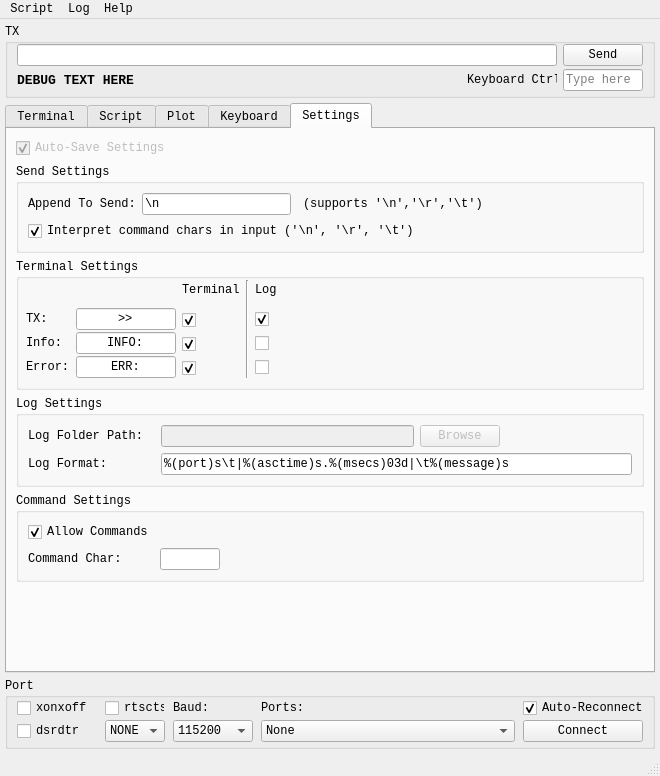
careweather/SerialKiller, file ui_files/serial_killer_main_window.ui: the form before one commit.
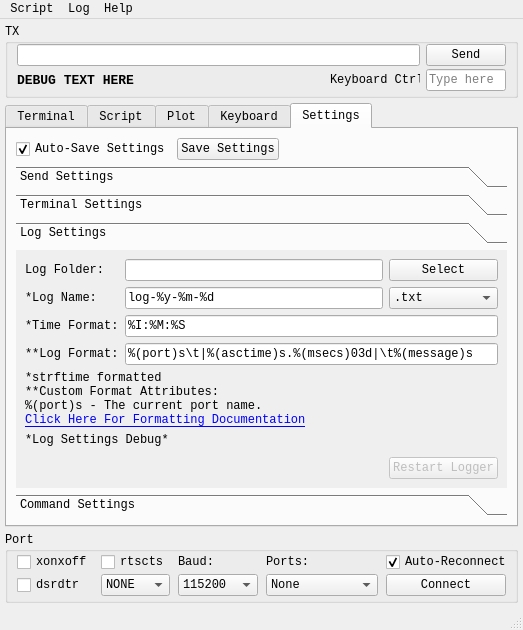
The form after the commit. The open tabs and pages were chosen to show the change. Custom widgets are drawn as their Qt base class.

Commit message: I forgot to commit before logging stuffffff

Patch:
```diff
--- a/ui_files/serial_killer_main_window.ui
+++ b/ui_files/serial_killer_main_window.ui
@@ -6,8 +6,8 @@
    <rect>
     <x>0</x>
     <y>0</y>
-    <width>660</width>
-    <height>776</height>
+    <width>492</width>
+    <height>630</height>
    </rect>
   </property>
   <property name="palette">
@@ -187,7 +187,7 @@
        <item row="2" column="3">
         <widget class="QComboBox" name="comboBox_port">
          <property name="sizePolicy">
-          <sizepolicy hsizetype="Maximum" vsizetype="Fixed">
+          <sizepolicy hsizetype="Expanding" vsizetype="Fixed">
            <horstretch>0</horstretch>
            <verstretch>0</verstretch>
           </sizepolicy>
@@ -214,7 +214,7 @@
        <item row="1" column="1">
         <widget class="QCheckBox" name="checkBox_rtscts">
          <property name="sizePolicy">
-          <sizepolicy hsizetype="Minimum" vsizetype="Maximum">
+          <sizepolicy hsizetype="Maximum" vsizetype="Maximum">
            <horstretch>0</horstretch>
            <verstretch>0</verstretch>
           </sizepolicy>
@@ -227,7 +227,7 @@
          </property>
          <property name="maximumSize">
           <size>
-           <width>60</width>
+           <width>10000</width>
            <height>16777215</height>
           </size>
          </property>
@@ -246,7 +246,7 @@
          </property>
          <property name="maximumSize">
           <size>
-           <width>80</width>
+           <width>10000</width>
            <height>16777215</height>
           </size>
          </property>
@@ -257,6 +257,12 @@
        </item>
        <item row="1" column="3">
         <widget class="QLabel" name="label_port">
+         <property name="sizePolicy">
+          <sizepolicy hsizetype="Minimum" vsizetype="Preferred">
+           <horstretch>0</horstretch>
+           <verstretch>0</verstretch>
+          </sizepolicy>
+         </property>
          <property name="text">
           <string>Ports:</string>
          </property>
@@ -265,7 +271,7 @@
        <item row="2" column="1">
         <widget class="QComboBox" name="comboBox_parity">
          <property name="sizePolicy">
-          <sizepolicy hsizetype="Preferred" vsizetype="Maximum">
+          <sizepolicy hsizetype="Maximum" vsizetype="Maximum">
            <horstretch>0</horstretch>
            <verstretch>0</verstretch>
           </sizepolicy>
@@ -278,7 +284,7 @@
          </property>
          <property name="maximumSize">
           <size>
-           <width>60</width>
+           <width>10000</width>
            <height>16777215</height>
           </size>
          </property>
@@ -311,9 +317,15 @@
        </item>
        <item row="1" column="2">
         <widget class="QLabel" name="label_baud">
+         <property name="sizePolicy">
+          <sizepolicy hsizetype="Maximum" vsizetype="Preferred">
+           <horstretch>0</horstretch>
+           <verstretch>0</verstretch>
+          </sizepolicy>
+         </property>
          <property name="maximumSize">
           <size>
-           <width>60</width>
+           <width>1000</width>
            <height>16777215</height>
           </size>
          </property>
@@ -366,6 +378,12 @@
        </item>
        <item row="2" column="2">
         <widget class="QComboBox" name="comboBox_baud">
+         <property name="sizePolicy">
+          <sizepolicy hsizetype="Maximum" vsizetype="Fixed">
+           <horstretch>0</horstretch>
+           <verstretch>0</verstretch>
+          </sizepolicy>
+         </property>
          <property name="minimumSize">
           <size>
            <width>80</width>
@@ -374,7 +392,7 @@
          </property>
          <property name="maximumSize">
           <size>
-           <width>60</width>
+           <width>1000</width>
            <height>16777215</height>
           </size>
          </property>
@@ -435,7 +453,7 @@
          </property>
          <property name="maximumSize">
           <size>
-           <width>80</width>
+           <width>10000</width>
            <height>16777215</height>
           </size>
          </property>
@@ -450,7 +468,7 @@
     <item row="2" column="0">
      <widget class="QTabWidget" name="tabWidget">
       <property name="currentIndex">
-       <number>1</number>
+       <number>4</number>
       </property>
       <property name="elideMode">
        <enum>Qt::ElideNone</enum>
@@ -691,7 +709,7 @@
        </attribute>
        <layout class="QGridLayout" name="gridLayout_9">
         <item row="2" column="0">
-         <widget class="QPushButton" name="pushButton_3">
+         <widget class="QPushButton" name="pushButton_clear_plot">
           <property name="text">
            <string>Clear Plot</string>
           </property>
@@ -866,168 +884,223 @@
         <string>Settings</string>
        </attribute>
        <layout class="QGridLayout" name="gridLayout_12">
+        <item row="0" column="1">
+         <widget class="QPushButton" name="pushButton_save_settings">
+          <property name="sizePolicy">
+           <sizepolicy hsizetype="Maximum" vsizetype="Fixed">
+            <horstretch>0</horstretch>
+            <verstretch>0</verstretch>
+           </sizepolicy>
+          </property>
+          <property name="text">
+           <string>Save Settings</string>
+          </property>
+         </widget>
+        </item>
+        <item row="0" column="2">
+         <spacer name="horizontalSpacer_3">
+          <property name="orientation">
+           <enum>Qt::Horizontal</enum>
+          </property>
+          <property name="sizeHint" stdset="0">
+           <size>
+            <width>40</width>
+            <height>20</height>
+           </size>
+          </property>
+         </spacer>
+        </item>
+        <item row="1" column="0" colspan="4">
+         <widget class="QToolBox" name="toolBox">
+          <property name="currentIndex">
+           <number>2</number>
+          </property>
+          <widget class="QWidget" name="page_send_settings">
+           <property name="geometry">
+            <rect>
+             <x>0</x>
+             <y>0</y>
+             <width>552</width>
+             <height>211</height>
+            </rect>
+           </property>
+           <attribute name="label">
+            <string>Send Settings</string>
+           </attribute>
+           <layout class="QGridLayout" name="gridLayout_13">
+            <item row="0" column="3" rowspan="2">
+             <spacer name="horizontalSpacer_5">
+              <property name="orientation">
+               <enum>Qt::Horizontal</enum>
+              </property>
+              <property name="sizeHint" stdset="0">
+               <size>
+                <width>112</width>
+                <height>42</height>
+               </size>
+              </property>
+             </spacer>
+            </item>
+            <item row="0" column="1">
+             <widget class="QLineEdit" name="lineEdit_append_to_send">
+              <property name="enabled">
+               <bool>true</bool>
+              </property>
+              <property name="text">
+               <string>\n</string>
+              </property>
+             </widget>
+            </item>
+            <item row="0" column="0">
+             <widget class="QLabel" name="label_13">
+              <property name="text">
+               <string>Append To TX:</string>
+              </property>
+             </widget>
+            </item>
+            <item row="0" column="2">
+             <widget class="QLabel" name="label_14">
+              <property name="text">
+               <string>(supports '\n','\r','\t')</string>
+              </property>
+             </widget>
+            </item>
+            <item row="1" column="0" colspan="3">
+             <widget class="QCheckBox" name="checkBox_interpret_escape">
+              <property name="text">
+               <string>Interpret ('\n', '\r', '\t') in input as control char</string>
+              </property>
+              <property name="checked">
+               <bool>true</bool>
+              </property>
+             </widget>
+            </item>
         <item row="2" column="0">
-         <widget class="QGroupBox" name="groupBox_3">
-          <property name="title">
+             <spacer name="verticalSpacer_4">
+              <property name="orientation">
+               <enum>Qt::Vertical</enum>
+              </property>
+              <property name="sizeHint" stdset="0">
+               <size>
+                <width>20</width>
+                <height>40</height>
+               </size>
+              </property>
+             </spacer>
+            </item>
+           </layout>
+          </widget>
+          <widget class="QWidget" name="page_terminal_settings">
+           <property name="geometry">
+            <rect>
+             <x>0</x>
+             <y>0</y>
+             <width>458</width>
+             <height>250</height>
+            </rect>
+           </property>
+           <attribute name="label">
            <string>Terminal Settings</string>
-          </property>
-          <layout class="QGridLayout" name="gridLayout_10">
-           <property name="leftMargin">
-            <number>7</number>
-           </property>
-           <property name="topMargin">
-            <number>1</number>
-           </property>
-           <property name="verticalSpacing">
-            <number>2</number>
-           </property>
-           <item row="8" column="2">
-            <widget class="QCheckBox" name="checkBox_info_include_terminal">
-             <property name="minimumSize">
-              <size>
-               <width>0</width>
-               <height>20</height>
-              </size>
-             </property>
-             <property name="layoutDirection">
-              <enum>Qt::LeftToRight</enum>
-             </property>
+           </attribute>
+           <layout class="QGridLayout" name="gridLayout_6">
+            <item row="0" column="1">
+             <widget class="QLabel" name="label_17">
              <property name="text">
-              <string/>
-             </property>
-             <property name="checked">
-              <bool>true</bool>
+               <string>Prepend *</string>
+              </property>
+              <property name="alignment">
+               <set>Qt::AlignCenter</set>
              </property>
             </widget>
            </item>
-           <item row="1" column="4">
-            <widget class="QLabel" name="label_12">
-             <property name="sizePolicy">
-              <sizepolicy hsizetype="Maximum" vsizetype="Preferred">
-               <horstretch>0</horstretch>
-               <verstretch>0</verstretch>
-              </sizepolicy>
-             </property>
+            <item row="1" column="3" rowspan="3">
+             <widget class="QCheckBox" name="checkBox_output_include_log">
              <property name="text">
               <string>Log</string>
              </property>
-            </widget>
-           </item>
-           <item row="6" column="2">
-            <widget class="QCheckBox" name="checkBox_output_include_terminal">
+              <property name="checked">
+               <bool>true</bool>
+              </property>
+             </widget>
+            </item>
+            <item row="4" column="1" rowspan="2">
+             <widget class="QLineEdit" name="lineEdit_info_chr">
              <property name="minimumSize">
               <size>
                <width>0</width>
                <height>20</height>
               </size>
              </property>
-             <property name="layoutDirection">
-              <enum>Qt::LeftToRight</enum>
+              <property name="maximumSize">
+               <size>
+                <width>100</width>
+                <height>100</height>
+               </size>
              </property>
              <property name="text">
               <string/>
              </property>
-             <property name="checked">
-              <bool>true</bool>
+              <property name="alignment">
+               <set>Qt::AlignCenter</set>
              </property>
             </widget>
            </item>
-           <item row="10" column="2">
-            <widget class="QCheckBox" name="checkBox_error_include_terminal">
+            <item row="1" column="1" rowspan="3">
+             <widget class="QLineEdit" name="lineEdit_tx_chr">
              <property name="minimumSize">
               <size>
                <width>0</width>
                <height>20</height>
               </size>
              </property>
-             <property name="layoutDirection">
-              <enum>Qt::LeftToRight</enum>
+              <property name="maximumSize">
+               <size>
+                <width>100</width>
+                <height>100</height>
+               </size>
              </property>
              <property name="text">
-              <string/>
-             </property>
-             <property name="checked">
-              <bool>true</bool>
+               <string>-&gt;</string>
+              </property>
+              <property name="alignment">
+               <set>Qt::AlignCenter</set>
              </property>
             </widget>
            </item>
-           <item row="7" column="0" rowspan="2">
+            <item row="4" column="0">
             <widget class="QLabel" name="label_8">
              <property name="text">
               <string>Info:</string>
              </property>
-            </widget>
-           </item>
-           <item row="1" column="5">
-            <spacer name="horizontalSpacer">
-             <property name="orientation">
-              <enum>Qt::Horizontal</enum>
-             </property>
-             <property name="sizeHint" stdset="0">
-              <size>
-               <width>40</width>
-               <height>20</height>
-              </size>
-             </property>
-            </spacer>
-           </item>
-           <item row="9" column="0" rowspan="2">
-            <widget class="QLabel" name="label_10">
-             <property name="text">
-              <string>Error:</string>
-             </property>
-            </widget>
-           </item>
-           <item row="5" column="0" rowspan="2">
+              <property name="alignment">
+               <set>Qt::AlignRight|Qt::AlignTrailing|Qt::AlignVCenter</set>
+              </property>
+             </widget>
+            </item>
+            <item row="1" column="0">
             <widget class="QLabel" name="label_7">
              <property name="text">
               <string>TX:</string>
              </property>
-            </widget>
-           </item>
-           <item row="6" column="4">
-            <widget class="QCheckBox" name="checkBox_output_include_log">
-             <property name="text">
-              <string/>
-             </property>
-             <property name="checked">
-              <bool>true</bool>
-             </property>
-            </widget>
-           </item>
-           <item row="8" column="4">
-            <widget class="QCheckBox" name="checkBox_info_include_log">
-             <property name="text">
-              <string/>
-             </property>
-             <property name="checked">
-              <bool>false</bool>
-             </property>
-            </widget>
-           </item>
-           <item row="5" column="1" rowspan="2">
-            <widget class="QLineEdit" name="lineEdit_tx_chr">
-             <property name="minimumSize">
-              <size>
-               <width>0</width>
-               <height>20</height>
-              </size>
-             </property>
-             <property name="maximumSize">
-              <size>
-               <width>100</width>
-               <height>100</height>
-              </size>
-             </property>
-             <property name="text">
-              <string>&gt;&gt;</string>
-             </property>
              <property name="alignment">
-              <set>Qt::AlignCenter</set>
+               <set>Qt::AlignRight|Qt::AlignTrailing|Qt::AlignVCenter</set>
              </property>
             </widget>
            </item>
-           <item row="9" column="1" rowspan="2">
+            <item row="0" column="5" rowspan="2">
+             <spacer name="horizontalSpacer">
+              <property name="orientation">
+               <enum>Qt::Horizontal</enum>
+              </property>
+              <property name="sizeHint" stdset="0">
+               <size>
+                <width>148</width>
+                <height>20</height>
+               </size>
+              </property>
+             </spacer>
+            </item>
+            <item row="6" column="1">
             <widget class="QLineEdit" name="lineEdit_err_chr">
              <property name="minimumSize">
               <size>
@@ -1042,93 +1115,189 @@
               </size>
              </property>
              <property name="text">
-              <string>ERR:</string>
+               <string/>
              </property>
              <property name="alignment">
               <set>Qt::AlignCenter</set>
              </property>
             </widget>
            </item>
-           <item row="7" column="1" rowspan="2">
-            <widget class="QLineEdit" name="lineEdit_info_chr">
-             <property name="minimumSize">
-              <size>
-               <width>0</width>
-               <height>20</height>
-              </size>
-             </property>
-             <property name="maximumSize">
-              <size>
-               <width>100</width>
-               <height>100</height>
-              </size>
-             </property>
-             <property name="text">
-              <string>INFO:</string>
-             </property>
-             <property name="alignment">
-              <set>Qt::AlignCenter</set>
-             </property>
-            </widget>
-           </item>
-           <item row="1" column="3" rowspan="10">
-            <widget class="Line" name="line">
+            <item row="9" column="0">
+             <spacer name="verticalSpacer">
              <property name="orientation">
               <enum>Qt::Vertical</enum>
              </property>
-            </widget>
-           </item>
-           <item row="10" column="4">
-            <widget class="QCheckBox" name="checkBox_error_include_log">
-             <property name="text">
-              <string/>
-             </property>
-             <property name="checked">
-              <bool>false</bool>
-             </property>
-            </widget>
-           </item>
-           <item row="1" column="2">
+              <property name="sizeHint" stdset="0">
+               <size>
+                <width>20</width>
+                <height>40</height>
+               </size>
+              </property>
+             </spacer>
+            </item>
+            <item row="0" column="2" colspan="2">
             <widget class="QLabel" name="label_11">
              <property name="sizePolicy">
-              <sizepolicy hsizetype="Maximum" vsizetype="Preferred">
+               <sizepolicy hsizetype="Minimum" vsizetype="Preferred">
                <horstretch>0</horstretch>
                <verstretch>0</verstretch>
               </sizepolicy>
              </property>
              <property name="text">
+               <string>Add to</string>
+              </property>
+              <property name="alignment">
+               <set>Qt::AlignCenter</set>
+              </property>
+             </widget>
+            </item>
+            <item row="6" column="3">
+             <widget class="QCheckBox" name="checkBox_error_include_log">
+              <property name="text">
+               <string>Log</string>
+              </property>
+              <property name="checked">
+               <bool>false</bool>
+              </property>
+             </widget>
+            </item>
+            <item row="1" column="2" rowspan="3">
+             <widget class="QCheckBox" name="checkBox_output_include_terminal">
+              <property name="minimumSize">
+               <size>
+                <width>0</width>
+                <height>20</height>
+               </size>
+              </property>
+              <property name="layoutDirection">
+               <enum>Qt::LeftToRight</enum>
+              </property>
+              <property name="text">
               <string>Terminal</string>
+              </property>
+              <property name="checked">
+               <bool>true</bool>
+              </property>
+             </widget>
+            </item>
+            <item row="4" column="2" rowspan="2">
+             <widget class="QCheckBox" name="checkBox_info_include_terminal">
+              <property name="minimumSize">
+               <size>
+                <width>0</width>
+                <height>20</height>
+               </size>
+              </property>
+              <property name="layoutDirection">
+               <enum>Qt::LeftToRight</enum>
+              </property>
+              <property name="text">
+               <string>Terminal</string>
+              </property>
+              <property name="checked">
+               <bool>true</bool>
+              </property>
+             </widget>
+            </item>
+            <item row="4" column="3" rowspan="2">
+             <widget class="QCheckBox" name="checkBox_info_include_log">
+              <property name="text">
+               <string>Log</string>
+              </property>
+              <property name="checked">
+               <bool>false</bool>
+              </property>
+             </widget>
+            </item>
+            <item row="6" column="2">
+             <widget class="QCheckBox" name="checkBox_error_include_terminal">
+              <property name="minimumSize">
+               <size>
+                <width>0</width>
+                <height>20</height>
+               </size>
+              </property>
+              <property name="layoutDirection">
+               <enum>Qt::LeftToRight</enum>
+              </property>
+              <property name="text">
+               <string>Terminal</string>
+              </property>
+              <property name="checked">
+               <bool>true</bool>
+              </property>
+             </widget>
+            </item>
+            <item row="5" column="0" rowspan="2">
+             <widget class="QLabel" name="label_10">
+              <property name="text">
+               <string>Error:</string>
+              </property>
+              <property name="alignment">
+               <set>Qt::AlignRight|Qt::AlignTrailing|Qt::AlignVCenter</set>
+              </property>
+             </widget>
+            </item>
+            <item row="7" column="1" colspan="5">
+             <widget class="QLabel" name="label_12">
+              <property name="text">
+               <string>* Prepended Text is only displayed in the Log / Terminal. 
+  It is NOT sent to the device</string>
              </property>
             </widget>
            </item>
           </layout>
          </widget>
-        </item>
-        <item row="1" column="0">
-         <widget class="QGroupBox" name="groupBox_4">
-          <property name="title">
-           <string>Send Settings</string>
-          </property>
+          <widget class="QWidget" name="page_log_settings">
+           <attribute name="label">
+            <string>Log Settings</string>
+           </attribute>
           <layout class="QGridLayout" name="gridLayout_11">
-           <item row="0" column="3">
-            <widget class="QLabel" name="label_14">
+            <item row="8" column="3">
+             <widget class="QPushButton" name="pushButton_restart_logger">
+              <property name="enabled">
+               <bool>false</bool>
+              </property>
              <property name="text">
-              <string>(supports '\n','\r','\t')</string>
+               <string>Restart Logger</string>
              </property>
             </widget>
            </item>
-           <item row="2" column="0" colspan="4">
-            <widget class="QCheckBox" name="checkBox_interpret_escape">
+            <item row="1" column="1" colspan="2">
+             <widget class="QLineEdit" name="lineEdit_log_name">
              <property name="text">
-              <string>Interpret command chars in input ('\n', '\r', '\t')</string>
-             </property>
-             <property name="checked">
-              <bool>true</bool>
-             </property>
-            </widget>
-           </item>
-           <item row="0" column="4">
-            <spacer name="horizontalSpacer_5">
+               <string>log-%y-%m-%d</string>
+              </property>
+             </widget>
+            </item>
+            <item row="0" column="0">
+             <widget class="QLabel" name="label_20">
+              <property name="sizePolicy">
+               <sizepolicy hsizetype="Maximum" vsizetype="Preferred">
+                <horstretch>0</horstretch>
+                <verstretch>0</verstretch>
+               </sizepolicy>
+              </property>
+              <property name="text">
+               <string>Log Folder:</string>
+              </property>
+             </widget>
+            </item>
+            <item row="1" column="0">
+             <widget class="QLabel" name="label_21">
+              <property name="sizePolicy">
+               <sizepolicy hsizetype="Maximum" vsizetype="Preferred">
+                <horstretch>0</horstretch>
+                <verstretch>0</verstretch>
+               </sizepolicy>
+              </property>
+              <property name="text">
+               <string>*Log Name:</string>
+              </property>
+             </widget>
+            </item>
+            <item row="8" column="2">
+             <spacer name="horizontalSpacer_8">
              <property name="orientation">
               <enum>Qt::Horizontal</enum>
              </property>
@@ -1140,46 +1309,113 @@
              </property>
             </spacer>
            </item>
-           <item row="0" column="1">
-            <widget class="QLineEdit" name="lineEdit_append_to_send">
-             <property name="enabled">
+            <item row="0" column="1" colspan="2">
+             <widget class="QLineEdit" name="lineEdit_log_folder"/>
+            </item>
+            <item row="1" column="3">
+             <widget class="QComboBox" name="comboBox_log_name_extension">
+              <item>
+               <property name="text">
+                <string>.txt</string>
+               </property>
+              </item>
+              <item>
+               <property name="text">
+                <string>.csv</string>
+               </property>
+              </item>
+              <item>
+               <property name="text">
+                <string>.log</string>
+               </property>
+              </item>
+             </widget>
+            </item>
+            <item row="3" column="0">
+             <widget class="QLabel" name="label_log_format">
+              <property name="sizePolicy">
+               <sizepolicy hsizetype="Maximum" vsizetype="Preferred">
+                <horstretch>0</horstretch>
+                <verstretch>0</verstretch>
+               </sizepolicy>
+              </property>
+              <property name="text">
+               <string>**Log Format:</string>
+              </property>
+             </widget>
+            </item>
+            <item row="2" column="1" colspan="3">
+             <widget class="QLineEdit" name="lineEdit_time_format">
+              <property name="text">
+               <string>%I:%M:%S</string>
+              </property>
+             </widget>
+            </item>
+            <item row="0" column="3">
+             <widget class="QPushButton" name="pushButton_log_path_select">
+              <property name="text">
+               <string>Select</string>
+              </property>
+             </widget>
+            </item>
+            <item row="3" column="1" colspan="3">
+             <widget class="QLineEdit" name="lineEdit_log_format">
+              <property name="text">
+               <string>%(port)s\t|%(asctime)s.%(msecs)03d|\t%(message)s</string>
+              </property>
+             </widget>
+            </item>
+            <item row="7" column="3">
+             <spacer name="verticalSpacer_2">
+              <property name="orientation">
+               <enum>Qt::Vertical</enum>
+              </property>
+              <property name="sizeHint" stdset="0">
+               <size>
+                <width>20</width>
+                <height>40</height>
+               </size>
+              </property>
+             </spacer>
+            </item>
+            <item row="2" column="0">
+             <widget class="QLabel" name="label_time_format">
+              <property name="sizePolicy">
+               <sizepolicy hsizetype="Maximum" vsizetype="Preferred">
+                <horstretch>0</horstretch>
+                <verstretch>0</verstretch>
+               </sizepolicy>
+              </property>
+              <property name="text">
+               <string>*Time Format:</string>
+              </property>
+             </widget>
+            </item>
+            <item row="4" column="0" colspan="4">
+             <widget class="QLabel" name="label_19">
+              <property name="text">
+               <string>&lt;html&gt;&lt;head/&gt;&lt;body&gt;&lt;p&gt;*strftime formatted &lt;br/&gt;**Custom Format Attributes:&lt;br/&gt;	%(port)s - The current port name.&lt;br/&gt;&lt;a href=&quot;https://docs.python.org/3/library/logging.html#logrecord-attributes&quot;&gt;&lt;span style=&quot; text-decoration: underline; color:#0000ff;&quot;&gt;Click Here For Formatting Documentation&lt;/span&gt;&lt;/a&gt;&lt;/p&gt;&lt;/body&gt;&lt;/html&gt;</string>
+              </property>
+              <property name="openExternalLinks">
               <bool>true</bool>
              </property>
-             <property name="text">
-              <string>\n</string>
-             </property>
-            </widget>
-           </item>
-           <item row="0" column="0">
-            <widget class="QLabel" name="label_13">
+             </widget>
+            </item>
+            <item row="5" column="0" colspan="2">
+             <widget class="QLabel" name="label_log_settings_debug">
              <property name="text">
-              <string>Append To Send:</string>
+               <string>*Log Settings Debug*</string>
              </property>
             </widget>
            </item>
           </layout>
          </widget>
-        </item>
-        <item row="0" column="0">
-         <widget class="QCheckBox" name="checkBox_auto_save_settings">
-          <property name="enabled">
-           <bool>false</bool>
-          </property>
-          <property name="text">
-           <string>Auto-Save Settings</string>
-          </property>
-          <property name="checked">
-           <bool>true</bool>
-          </property>
-         </widget>
-        </item>
-        <item row="4" column="0">
-         <widget class="QGroupBox" name="groupBox_6">
-          <property name="title">
+          <widget class="QWidget" name="page_command_settings">
+           <attribute name="label">
            <string>Command Settings</string>
-          </property>
-          <layout class="QGridLayout" name="gridLayout_13">
-           <item row="0" column="0">
+           </attribute>
+           <layout class="QGridLayout" name="gridLayout_10">
+            <item row="0" column="0" colspan="2">
             <widget class="QCheckBox" name="checkBox_allow_commands">
              <property name="text">
               <string>Allow Commands</string>
@@ -1189,14 +1425,14 @@
              </property>
             </widget>
            </item>
-           <item row="3" column="0">
+            <item row="1" column="0">
             <widget class="QLabel" name="label">
              <property name="text">
               <string>Command Char:</string>
              </property>
             </widget>
            </item>
-           <item row="3" column="1">
+            <item row="1" column="1" colspan="2">
             <widget class="QLineEdit" name="lineEdit_command_char">
              <property name="maximumSize">
               <size>
@@ -1204,89 +1440,53 @@
                <height>16777215</height>
               </size>
              </property>
-            </widget>
-           </item>
-           <item row="3" column="2">
+              <property name="placeholderText">
+               <string>None</string>
+              </property>
+             </widget>
+            </item>
+            <item row="1" column="3">
             <spacer name="horizontalSpacer_7">
              <property name="orientation">
               <enum>Qt::Horizontal</enum>
              </property>
              <property name="sizeHint" stdset="0">
               <size>
-               <width>40</width>
+                <width>373</width>
                <height>20</height>
               </size>
              </property>
             </spacer>
            </item>
-          </layout>
-         </widget>
-        </item>
-        <item row="3" column="0">
-         <widget class="QGroupBox" name="groupBox_5">
-          <property name="title">
-           <string>Log Settings</string>
-          </property>
-          <layout class="QGridLayout" name="gridLayout_6">
-           <item row="1" column="1" colspan="4">
-            <widget class="QLineEdit" name="lineEdit_log_format">
-             <property name="text">
-              <string>%(port)s\t|%(asctime)s.%(msecs)03d|\t%(message)s</string>
-             </property>
-            </widget>
-           </item>
-           <item row="0" column="0">
-            <widget class="QLabel" name="label_log_path">
-             <property name="text">
-              <string>Log Folder Path:</string>
-             </property>
-            </widget>
-           </item>
-           <item row="1" column="0">
-            <widget class="QLabel" name="label_log_format">
-             <property name="text">
-              <string>Log Format:</string>
-             </property>
-            </widget>
-           </item>
-           <item row="0" column="1" colspan="2">
-            <widget class="QLineEdit" name="lineEdit_log_path">
-             <property name="enabled">
-              <bool>false</bool>
-             </property>
-            </widget>
-           </item>
-           <item row="0" column="3">
-            <widget class="QPushButton" name="pushButton_browse_log_path">
-             <property name="enabled">
-              <bool>false</bool>
-             </property>
-             <property name="maximumSize">
-              <size>
-               <width>80</width>
-               <height>16777215</height>
-              </size>
-             </property>
-             <property name="text">
-              <string>Browse</string>
-             </property>
-            </widget>
-           </item>
-          </layout>
-         </widget>
-        </item>
-        <item row="5" column="0">
-         <spacer name="verticalSpacer">
+            <item row="2" column="2">
+             <spacer name="verticalSpacer_3">
           <property name="orientation">
            <enum>Qt::Vertical</enum>
           </property>
           <property name="sizeHint" stdset="0">
            <size>
             <width>20</width>
-            <height>40</height>
+                <height>136</height>
            </size>
           </property>
          </spacer>
+            </item>
+           </layout>
+          </widget>
+         </widget>
+        </item>
+        <item row="0" column="0">
+         <widget class="QCheckBox" name="checkBox_auto_save_settings">
+          <property name="enabled">
+           <bool>true</bool>
+          </property>
+          <property name="text">
+           <string>Auto-Save Settings</string>
+          </property>
+          <property name="checked">
+           <bool>true</bool>
+          </property>
+         </widget>
         </item>
        </layout>
       </widget>
@@ -1299,7 +1499,7 @@
     <rect>
      <x>0</x>
      <y>0</y>
-     <width>660</width>
+     <width>492</width>
      <height>21</height>
     </rect>
    </property>
```
Left out of the diff: 31 changed lines with no effect on the pictures. Lines whose indentation alone changed are shown as unchanged. The commit also changes 12 other files.
